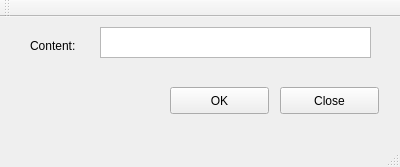
Above: cbt/mainwindow.ui from sssunsha/clipboardToucher before the change. Below: the same form after it.
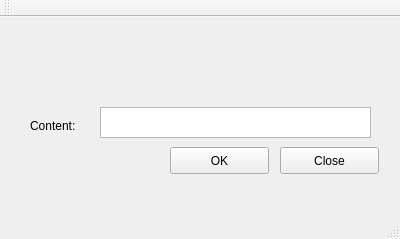
That is the form after the change.

Commit message: add welcoem label with showing the current ip address

Patch:
```diff
--- a/cbt/mainwindow.ui
+++ b/cbt/mainwindow.ui
@@ -7,7 +7,7 @@
     <x>0</x>
     <y>0</y>
     <width>400</width>
-    <height>167</height>
+    <height>239</height>
    </rect>
   </property>
   <property name="windowTitle">
@@ -18,7 +18,7 @@
     <property name="geometry">
      <rect>
       <x>30</x>
-      <y>20</y>
+      <y>100</y>
       <width>67</width>
       <height>17</height>
      </rect>
@@ -31,7 +31,7 @@
     <property name="geometry">
      <rect>
       <x>100</x>
-      <y>10</y>
+      <y>90</y>
       <width>271</width>
       <height>31</height>
      </rect>
@@ -41,7 +41,7 @@
     <property name="geometry">
      <rect>
       <x>170</x>
-      <y>70</y>
+      <y>130</y>
       <width>99</width>
       <height>27</height>
      </rect>
@@ -54,7 +54,7 @@
     <property name="geometry">
      <rect>
       <x>280</x>
-      <y>70</y>
+      <y>130</y>
       <width>99</width>
       <height>27</height>
      </rect>
@@ -63,6 +63,19 @@
      <string>Close</string>
     </property>
    </widget>
+   <widget class="QLabel" name="label_helpMessage">
+    <property name="geometry">
+     <rect>
+      <x>30</x>
+      <y>0</y>
+      <width>341</width>
+      <height>71</height>
+     </rect>
+    </property>
+    <property name="text">
+     <string/>
+    </property>
+   </widget>
   </widget>
   <widget class="QMenuBar" name="menuBar">
    <property name="geometry">
```
The commit also changes 3 other files.
